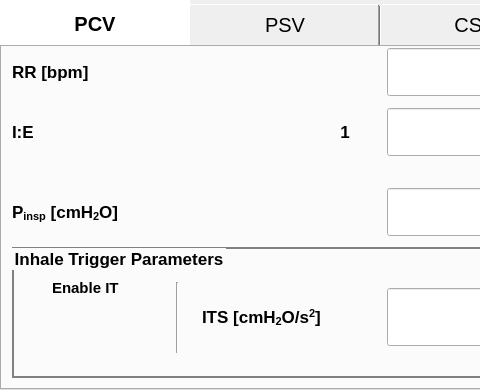
Before: the Qt Designer form gui/settings/settings.ui in MariuszSuchenek/MVM_GUI_test2, drawn with Qt 5; both pictures show x 0 to 480 and y 0 to 390 of the 800 by 390 pixel window.
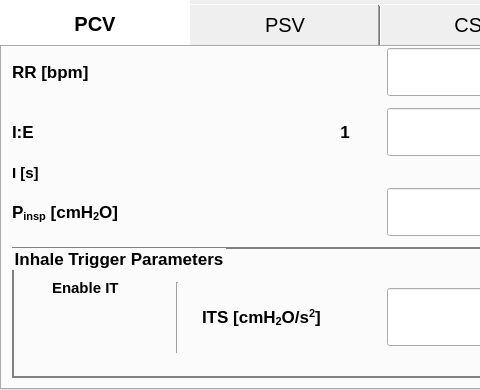
After: the same form once the commit is applied. Icons and pictures are not drawn. Custom widgets are drawn as their Qt base class.

Commit message: add the "I" label and the actual value label

```diff
--- a/gui/settings/settings.ui
+++ b/gui/settings/settings.ui
@@ -844,6 +844,46 @@
          </property>
         </widget>
        </widget>
+       <widget class="QLabel" name="label_12">
+        <property name="geometry">
+         <rect>
+          <x>10</x>
+          <y>110</y>
+          <width>50</width>
+          <height>31</height>
+         </rect>
+        </property>
+        <property name="font">
+         <font>
+          <pointsize>11</pointsize>
+          <weight>75</weight>
+          <bold>true</bold>
+         </font>
+        </property>
+        <property name="text">
+         <string>I [s]</string>
+        </property>
+       </widget>
+       <widget class="QLabel" name="inspiratory_time_label">
+        <property name="geometry">
+         <rect>
+          <x>260</x>
+          <y>110</y>
+          <width>90</width>
+          <height>30</height>
+         </rect>
+        </property>
+        <property name="font">
+         <font>
+          <pointsize>11</pointsize>
+          <weight>75</weight>
+          <bold>true</bold>
+         </font>
+        </property>
+        <property name="text">
+         <string/>
+        </property>
+       </widget>
       </widget>
       <widget class="QWidget" name="tab_psv">
        <property name="font">
```
